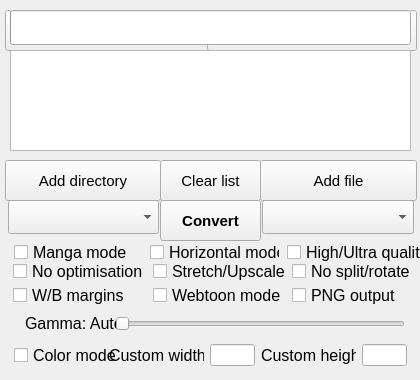
Above: KCC-OSX.ui from ciromattia/kcc before the change. Below: the same form after it.
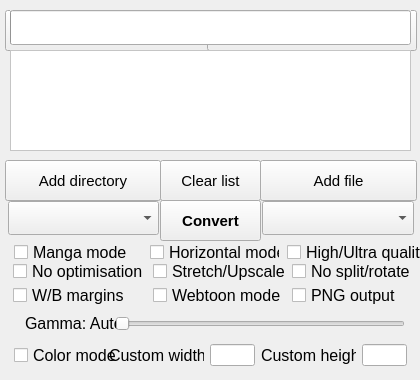
That is the form after the change. Icons and pictures are not drawn.

```diff
--- a/KCC-OSX.ui
+++ b/KCC-OSX.ui
@@ -186,7 +186,7 @@
     <property name="geometry">
      <rect>
       <x>8</x>
-      <y>200</y>
+      <y>201</y>
       <width>151</width>
       <height>34</height>
      </rect>
@@ -208,7 +208,7 @@
     <property name="geometry">
      <rect>
       <x>262</x>
-      <y>200</y>
+      <y>201</y>
       <width>152</width>
       <height>34</height>
      </rect>
@@ -448,7 +448,7 @@
      <enum>Qt::NoFocus</enum>
     </property>
     <property name="styleSheet">
-     <string notr="true">QScrollBar:vertical{border:1px solid #999;background:#FFF;width:5px;margin:0}QScrollBar::handle:vertical{background:#000;min-height:0}QScrollBar::add-line:vertical{height:0;background:#000;subcontrol-position:bottom;subcontrol-origin:margin}QScrollBar::sub-line:vertical{height:0;background:#000;subcontrol-position:top;subcontrol-origin:margin}QScrollBar:horizontal{border:1px solid #999;background:#FFF;height:5px;margin:0}QScrollBar::handle:horizontal{background:#000;min-width:0}QScrollBar::add-line:horizontal{width:0;background:#000;subcontrol-position:bottom;subcontrol-origin:margin}QScrollBar::sub-line:horizontal{width:0;background:#000;subcontrol-position:top;subcontrol-origin:margin}</string>
+     <string notr="true">QListWidget#JobList {background:#ffffff;background-image:url(:/Other/icons/list_background.png);background-position:center center;background-repeat:no-repeat;}QScrollBar:vertical{border:1px solid #999;background:#FFF;width:5px;margin:0}QScrollBar::handle:vertical{background:DarkGray;min-height:0}QScrollBar::add-line:vertical{height:0;background:DarkGray;subcontrol-position:bottom;subcontrol-origin:margin}QScrollBar::sub-line:vertical{height:0;background:DarkGray;subcontrol-position:top;subcontrol-origin:margin}QScrollBar:horizontal{border:1px solid #999;background:#FFF;height:5px;margin:0}QScrollBar::handle:horizontal{background:DarkGray;min-width:0}QScrollBar::add-line:horizontal{width:0;background:DarkGray;subcontrol-position:bottom;subcontrol-origin:margin}QScrollBar::sub-line:horizontal{width:0;background:DarkGray;subcontrol-position:top;subcontrol-origin:margin}</string>
     </property>
     <property name="showDropIndicator" stdset="0">
      <bool>false</bool>
```
